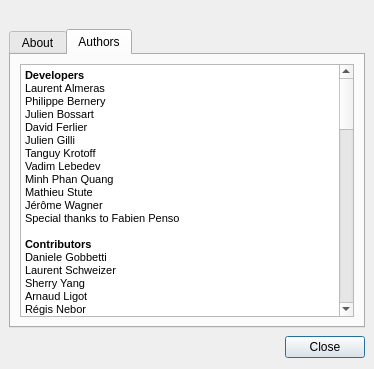
Before: the Qt Designer form wengophone/src/presentation/qt/AboutWindow.ui in tkrotoff/WengoPhone, drawn with Qt 5.
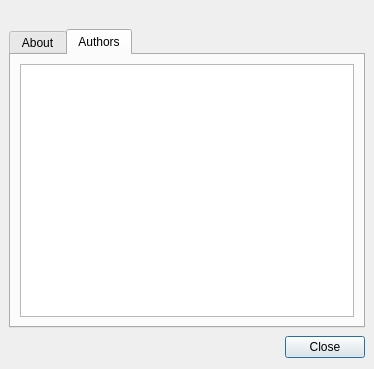
After: the same form once the commit is applied. The open tabs and pages were chosen to show the change. Icons and pictures are not drawn.

Commit message: CodecList implementation: now detect if a call is a video by checking the codecs used fro the phone call Now permits to place video or only audio calls WengoSCons improved with uic support

The edit to the form file:
```diff
--- a/wengophone/src/presentation/qt/AboutWindow.ui
+++ b/wengophone/src/presentation/qt/AboutWindow.ui
@@ -90,9 +90,6 @@
          <property name="readOnly" >
           <bool>true</bool>
          </property>
-         <property name="html" >
-          <string>&lt;html>&lt;head>&lt;meta name="qrichtext" content="1" />&lt;/head>&lt;body style=" white-space: pre-wrap; font-family:MS Shell Dlg; font-size:8.25pt; font-weight:400; font-style:normal; text-decoration:none;">&lt;p style=" margin-top:0px; margin-bottom:0px; margin-left:0px; margin-right:0px; -qt-block-indent:0; text-indent:0px; font-size:8pt;">&lt;span style=" font-weight:600;">Developers&lt;/span>&lt;/p>&lt;p style=" margin-top:0px; margin-bottom:0px; margin-left:0px; margin-right:0px; -qt-block-indent:0; text-indent:0px; font-size:8pt;">Laurent Almeras&lt;/p>&lt;p style=" margin-top:0px; margin-bottom:0px; margin-left:0px; margin-right:0px; -qt-block-indent:0; text-indent:0px; font-size:8pt;">Philippe Bernery&lt;/p>&lt;p style=" margin-top:0px; margin-bottom:0px; margin-left:0px; margin-right:0px; -qt-block-indent:0; text-indent:0px; font-size:8pt;">Julien Bossart&lt;/p>&lt;p style=" margin-top:0px; margin-bottom:0px; margin-left:0px; margin-right:0px; -qt-block-indent:0; text-indent:0px; font-size:8pt;">David Ferlier&lt;/p>&lt;p style=" margin-top:0px; margin-bottom:0px; margin-left:0px; margin-right:0px; -qt-block-indent:0; text-indent:0px; font-size:8pt;">Julien Gilli&lt;/p>&lt;p style=" margin-top:0px; margin-bottom:0px; margin-left:0px; margin-right:0px; -qt-block-indent:0; text-indent:0px; font-size:8pt;">Tanguy Krotoff&lt;/p>&lt;p style=" margin-top:0px; margin-bottom:0px; margin-left:0px; margin-right:0px; -qt-block-indent:0; text-indent:0px; font-size:8pt;">Vadim Lebedev&lt;/p>&lt;p style=" margin-top:0px; margin-bottom:0px; margin-left:0px; margin-right:0px; -qt-block-indent:0; text-indent:0px; font-size:8pt;">Minh Phan Quang&lt;/p>&lt;p style=" margin-top:0px; margin-bottom:0px; margin-left:0px; margin-right:0px; -qt-block-indent:0; text-indent:0px; font-size:8pt;">Mathieu Stute&lt;/p>&lt;p style=" margin-top:0px; margin-bottom:0px; margin-left:0px; margin-right:0px; -qt-block-indent:0; text-indent:0px; font-size:8pt;">Jérôme Wagner&lt;/p>&lt;p style=" margin-top:0px; margin-bottom:0px; margin-left:0px; margin-right:0px; -qt-block-indent:0; text-indent:0px; font-size:8pt;">Special thanks to Fabien Penso&lt;/p>&lt;p style="-qt-paragraph-type:empty; margin-top:0px; margin-bottom:0px; margin-left:0px; margin-right:0px; -qt-block-indent:0; text-indent:0px; font-size:8pt;">&lt;/p>&lt;p style=" margin-top:0px; margin-bottom:0px; margin-left:0px; margin-right:0px; -qt-block-indent:0; text-indent:0px; font-size:8pt;">&lt;span style=" font-weight:600;">Contributors&lt;/span>&lt;/p>&lt;p style=" margin-top:0px; margin-bottom:0px; margin-left:0px; margin-right:0px; -qt-block-indent:0; text-indent:0px; font-size:8pt;">Daniele Gobbetti&lt;/p>&lt;p style=" margin-top:0px; margin-bottom:0px; margin-left:0px; margin-right:0px; -qt-block-indent:0; text-indent:0px; font-size:8pt;">Laurent Schweizer&lt;/p>&lt;p style=" margin-top:0px; margin-bottom:0px; margin-left:0px; margin-right:0px; -qt-block-indent:0; text-indent:0px; font-size:8pt;">Sherry Yang&lt;/p>&lt;p style=" margin-top:0px; margin-bottom:0px; margin-left:0px; margin-right:0px; -qt-block-indent:0; text-indent:0px; font-size:8pt;">Arnaud Ligot&lt;/p>&lt;p style=" margin-top:0px; margin-bottom:0px; margin-left:0px; margin-right:0px; -qt-block-indent:0; text-indent:0px; font-size:8pt;">Régis Nebor&lt;/p>&lt;p style=" margin-top:0px; margin-bottom:0px; margin-left:0px; margin-right:0px; -qt-block-indent:0; text-indent:0px; font-size:8pt;">Christophe Perez&lt;/p>&lt;p style="-qt-paragraph-type:empty; margin-top:0px; margin-bottom:0px; margin-left:0px; margin-right:0px; -qt-block-indent:0; text-indent:0px; font-size:8pt;">&lt;/p>&lt;p style=" margin-top:0px; margin-bottom:0px; margin-left:0px; margin-right:0px; -qt-block-indent:0; text-indent:0px; font-size:8pt;">&lt;span style=" font-weight:600; color:#000000;">Based on the following softwares&lt;/span>&lt;/p>&lt;p style=" margin-top:0px; margin-bottom:0px; margin-left:0px; margin-right:0px; -qt-block-indent:0; text-indent:0px; font-size:8pt;">- phApi&lt;/p>&lt;p style=" margin-top:0px; margin-bottom:0px; margin-left:0px; margin-right:0px; -qt-block-indent:0; text-indent:0px; font-size:8pt;">Copyright (C) Vadim Lebedev&lt;/p>&lt;p style=" margin-top:0px; margin-bottom:0px; margin-left:0px; margin-right:0px; -qt-block-indent:0; text-indent:0px; font-size:8pt;">published under GNU GPL&lt;/p>&lt;p style="-qt-paragraph-type:empty; margin-top:0px; margin-bottom:0px; margin-left:0px; margin-right:0px; -qt-block-indent:0; text-indent:0px; font-size:8pt;">&lt;/p>&lt;p style=" margin-top:0px; margin-bottom:0px; margin-left:0px; margin-right:0px; -qt-block-indent:0; text-indent:0px; font-size:8pt;">- eXosip&lt;/p>&lt;p style=" margin-top:0px; margin-bottom:0px; margin-left:0px; margin-right:0px; -qt-block-indent:0; text-indent:0px; font-size:8pt;">Copyright (C) Aymeric Moizard&lt;/p>&lt;p style=" margin-top:0px; margin-bottom:0px; margin-left:0px; margin-right:0px; -qt-block-indent:0; text-indent:0px; font-size:8pt;">published under GNU GPL&lt;/p>&lt;p style="-qt-paragraph-type:empty; margin-top:0px; margin-bottom:0px; margin-left:0px; margin-right:0px; -qt-block-indent:0; text-indent:0px; font-size:8pt;">&lt;/p>&lt;p style=" margin-top:0px; margin-bottom:0px; margin-left:0px; margin-right:0px; -qt-block-indent:0; text-indent:0px; font-size:8pt;">- oSIP&lt;/p>&lt;p style=" margin-top:0px; margin-bottom:0px; margin-left:0px; margin-right:0px; -qt-block-indent:0; text-indent:0px; font-size:8pt;">Copyright (C) Aymeric Moizard&lt;/p>&lt;p style=" margin-top:0px; margin-bottom:0px; margin-left:0px; margin-right:0px; -qt-block-indent:0; text-indent:0px; font-size:8pt;">published under GNU LGPL&lt;/p>&lt;p style="-qt-paragraph-type:empty; margin-top:0px; margin-bottom:0px; margin-left:0px; margin-right:0px; -qt-block-indent:0; text-indent:0px; font-size:8pt;">&lt;/p>&lt;p style=" margin-top:0px; margin-bottom:0px; margin-left:0px; margin-right:0px; -qt-block-indent:0; text-indent:0px; font-size:8pt;">- oRTP&lt;/p>&lt;p style=" margin-top:0px; margin-bottom:0px; margin-left:0px; margin-right:0px; -qt-block-indent:0; text-indent:0px; font-size:8pt;">Copyright (C) Simon Morlat&lt;/p>&lt;p style=" margin-top:0px; margin-bottom:0px; margin-left:0px; margin-right:0px; -qt-block-indent:0; text-indent:0px; font-size:8pt;">published under GNU LGPL&lt;/p>&lt;p style="-qt-paragraph-type:empty; margin-top:0px; margin-bottom:0px; margin-left:0px; margin-right:0px; -qt-block-indent:0; text-indent:0px; font-size:8pt;">&lt;/p>&lt;p style=" margin-top:0px; margin-bottom:0px; margin-left:0px; margin-right:0px; -qt-block-indent:0; text-indent:0px; font-size:8pt;">- trayicon&lt;/p>&lt;p style=" margin-top:0px; margin-bottom:0px; margin-left:0px; margin-right:0px; -qt-block-indent:0; text-indent:0px; font-size:8pt;">Copyright (C) Justin Karneges&lt;/p>&lt;p style=" margin-top:0px; margin-bottom:0px; margin-left:0px; margin-right:0px; -qt-block-indent:0; text-indent:0px; font-size:8pt;">published under GNU LGPL&lt;/p>&lt;p style="-qt-paragraph-type:empty; margin-top:0px; margin-bottom:0px; margin-left:0px; margin-right:0px; -qt-block-indent:0; text-indent:0px; font-size:8pt;">&lt;/p>&lt;p style=" margin-top:0px; margin-bottom:0px; margin-left:0px; margin-right:0px; -qt-block-indent:0; text-indent:0px; font-size:8pt;">- Boost&lt;/p>&lt;p style=" margin-top:0px; margin-bottom:0px; margin-left:0px; margin-right:0px; -qt-block-indent:0; text-indent:0px; font-size:8pt;">published under Boost Software License&lt;/p>&lt;p style="-qt-paragraph-type:empty; margin-top:0px; margin-bottom:0px; margin-left:0px; margin-right:0px; -qt-block-indent:0; text-indent:0px; font-size:8pt;">&lt;/p>&lt;p style=" margin-top:0px; margin-bottom:0px; margin-left:0px; margin-right:0px; -qt-block-indent:0; text-indent:0px; font-size:8pt;">- cURL&lt;/p>&lt;p style=" margin-top:0px; margin-bottom:0px; margin-left:0px; margin-right:0px; -qt-block-indent:0; text-indent:0px; font-size:8pt;">Copyright (C) Daniel Stenberg&lt;/p>&lt;p style=" margin-top:0px; margin-bottom:0px; margin-left:0px; margin-right:0px; -qt-block-indent:0; text-indent:0px; font-size:8pt;">published under MIT/X-style license&lt;/p>&lt;p style="-qt-paragraph-type:empty; margin-top:0px; margin-bottom:0px; margin-left:0px; margin-right:0px; -qt-block-indent:0; text-indent:0px; font-size:8pt;">&lt;/p>&lt;p style=" margin-top:0px; margin-bottom:0px; margin-left:0px; margin-right:0px; -qt-block-indent:0; text-indent:0px; font-size:8pt;">- FFmpeg&lt;/p>&lt;p style=" margin-top:0px; margin-bottom:0px; margin-left:0px; margin-right:0px; -qt-block-indent:0; text-indent:0px; font-size:8pt;">published under GNU LGPL&lt;/p>&lt;p style="-qt-paragraph-type:empty; margin-top:0px; margin-bottom:0px; margin-left:0px; margin-right:0px; -qt-block-indent:0; text-indent:0px; font-size:8pt;">&lt;/p>&lt;p style=" margin-top:0px; margin-bottom:0px; margin-left:0px; margin-right:0px; -qt-block-indent:0; text-indent:0px; font-size:8pt;">- TinyXML&lt;/p>&lt;p style=" margin-top:0px; margin-bottom:0px; margin-left:0px; margin-right:0px; -qt-block-indent:0; text-indent:0px; font-size:8pt;">Copyright (C) Lee Thomason&lt;/p>&lt;p style=" margin-top:0px; margin-bottom:0px; margin-left:0px; margin-right:0px; -qt-block-indent:0; text-indent:0px; font-size:8pt;">published under zlib license&lt;/p>&lt;p style="-qt-paragraph-type:empty; margin-top:0px; margin-bottom:0px; margin-left:0px; margin-right:0px; -qt-block-indent:0; text-indent:0px; font-size:8pt;">&lt;/p>&lt;p style=" margin-top:0px; margin-bottom:0px; margin-left:0px; margin-right:0px; -qt-block-indent:0; text-indent:0px; font-size:8pt;">- Qt Toolkit&lt;/p>&lt;p style=" margin-top:0px; margin-bottom:0px; margin-left:0px; margin-right:0px; -qt-block-indent:0; text-indent:0px; font-size:8pt;">Copyright (C) Trolltech AS&lt;/p>&lt;p style=" margin-top:0px; margin-bottom:0px; margin-left:0px; margin-right:0px; -qt-block-indent:0; text-indent:0px; font-size:8pt;">published under GNU GPL&lt;/p>&lt;p style="-qt-paragraph-type:empty; margin-top:0px; margin-bottom:0px; margin-left:0px; margin-right:0px; -qt-block-indent:0; text-indent:0px; font-size:8pt;">&lt;/p>&lt;p style=" margin-top:0px; margin-bottom:0px; margin-left:0px; margin-right:0px; -qt-block-indent:0; text-indent:0px; font-size:8pt;">- sipX&lt;/p>&lt;p style=" margin-top:0px; margin-bottom:0px; margin-left:0px; margin-right:0px; -qt-block-indent:0; text-indent:0px; font-size:8pt;">Copyright (C) Pingtel Corp&lt;/p>&lt;p style=" margin-top:0px; margin-bottom:0px; margin-left:0px; margin-right:0px; -qt-block-indent:0; text-indent:0px; font-size:8pt;">published under GNU LGPL&lt;/p>&lt;p style="-qt-paragraph-type:empty; margin-top:0px; margin-bottom:0px; margin-left:0px; margin-right:0px; -qt-block-indent:0; text-indent:0px; font-size:8pt;">&lt;/p>&lt;p style=" margin-top:0px; margin-bottom:0px; margin-left:0px; margin-right:0px; -qt-block-indent:0; text-indent:0px; font-size:8pt;">- PortAudio&lt;/p>&lt;p style=" margin-top:0px; margin-bottom:0px; margin-left:0px; margin-right:0px; -qt-block-indent:0; text-indent:0px; font-size:8pt;">Copyright (C) Ross Bencina and Phil Burk&lt;/p>&lt;p style=" margin-top:0px; margin-bottom:0px; margin-left:0px; margin-right:0px; -qt-block-indent:0; text-indent:0px; font-size:8pt;">published under BSD-style license&lt;/p>&lt;p style="-qt-paragraph-type:empty; margin-top:0px; margin-bottom:0px; margin-left:0px; margin-right:0px; -qt-block-indent:0; text-indent:0px; font-size:8pt;">&lt;/p>&lt;p style=" margin-top:0px; margin-bottom:0px; margin-left:0px; margin-right:0px; -qt-block-indent:0; text-indent:0px; font-size:8pt;">- OpenSSL&lt;/p>&lt;p style=" margin-top:0px; margin-bottom:0px; margin-left:0px; margin-right:0px; -qt-block-indent:0; text-indent:0px; font-size:8pt;">published under Apache-style license&lt;/p>&lt;p style="-qt-paragraph-type:empty; margin-top:0px; margin-bottom:0px; margin-left:0px; margin-right:0px; -qt-block-indent:0; text-indent:0px; font-size:8pt;">&lt;/p>&lt;p style=" margin-top:0px; margin-bottom:0px; margin-left:0px; margin-right:0px; -qt-block-indent:0; text-indent:0px; font-size:8pt;">- Speex&lt;/p>&lt;p style=" margin-top:0px; margin-bottom:0px; margin-left:0px; margin-right:0px; -qt-block-indent:0; text-indent:0px; font-size:8pt;">Copyright (C) Xiph.org Foundation&lt;/p>&lt;p style=" margin-top:0px; margin-bottom:0px; margin-left:0px; margin-right:0px; -qt-block-indent:0; text-indent:0px; font-size:8pt;">published under BSD-style license&lt;/p>&lt;p style="-qt-paragraph-type:empty; margin-top:0px; margin-bottom:0px; margin-left:0px; margin-right:0px; -qt-block-indent:0; text-indent:0px; font-size:8pt;">&lt;/p>&lt;p style=" margin-top:0px; margin-bottom:0px; margin-left:0px; margin-right:0px; -qt-block-indent:0; text-indent:0px; font-size:8pt;">- Gaim&lt;/p>&lt;p style=" margin-top:0px; margin-bottom:0px; margin-left:0px; margin-right:0px; -qt-block-indent:0; text-indent:0px; font-size:8pt;">published under GNU GPL&lt;/p>&lt;p style="-qt-paragraph-type:empty; margin-top:0px; margin-bottom:0px; margin-left:0px; margin-right:0px; -qt-block-indent:0; text-indent:0px; font-size:8pt;">&lt;/p>&lt;p style=" margin-top:0px; margin-bottom:0px; margin-left:0px; margin-right:0px; -qt-block-indent:0; text-indent:0px; font-size:8pt;">- GLib&lt;/p>&lt;p style=" margin-top:0px; margin-bottom:0px; margin-left:0px; margin-right:0px; -qt-block-indent:0; text-indent:0px; font-size:8pt;">published under GNU LGPL&lt;/p>&lt;p style="-qt-paragraph-type:empty; margin-top:0px; margin-bottom:0px; margin-left:0px; margin-right:0px; -qt-block-indent:0; text-indent:0px; font-size:8pt;">&lt;/p>&lt;p style=" margin-top:0px; margin-bottom:0px; margin-left:0px; margin-right:0px; -qt-block-indent:0; text-indent:0px; font-size:8pt;">- NSIS&lt;/p>&lt;p style=" margin-top:0px; margin-bottom:0px; margin-left:0px; margin-right:0px; -qt-block-indent:0; text-indent:0px; font-size:8pt;">Copyright (C) Nullsoft, Inc.&lt;/p>&lt;p style=" margin-top:0px; margin-bottom:0px; margin-left:0px; margin-right:0px; -qt-block-indent:0; text-indent:0px; font-size:8pt;">published under zlib license&lt;/p>&lt;/body>&lt;/html></string>
-         </property>
         </widget>
        </item>
       </layout>
```
The commit also changes 41 other files.
